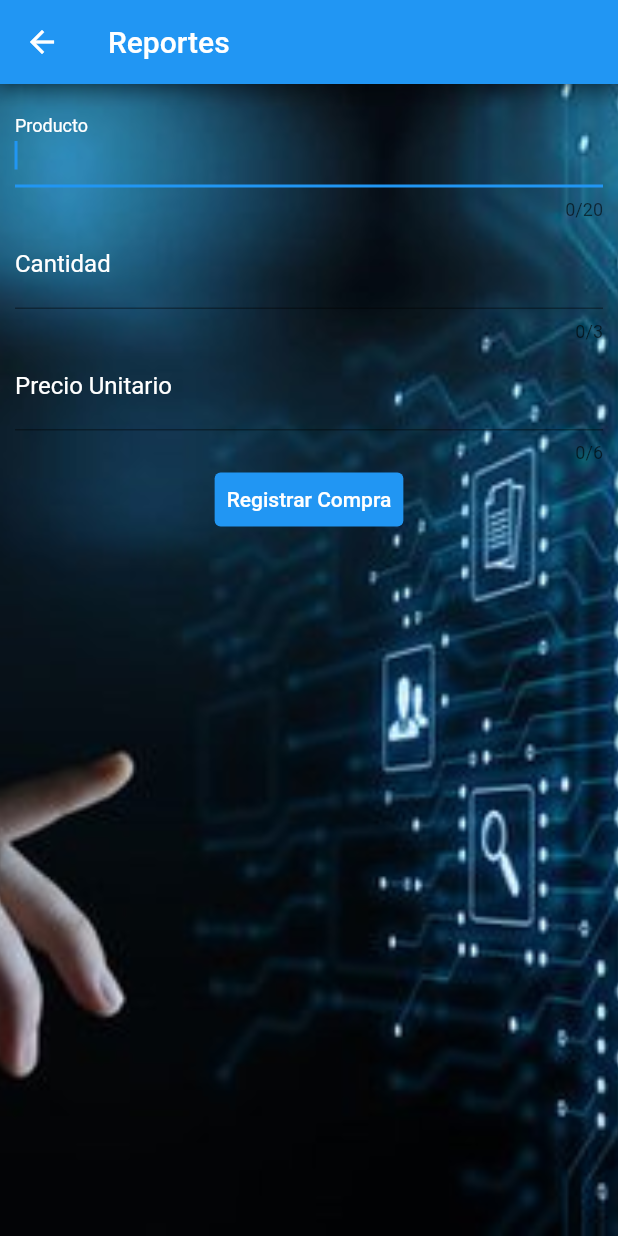
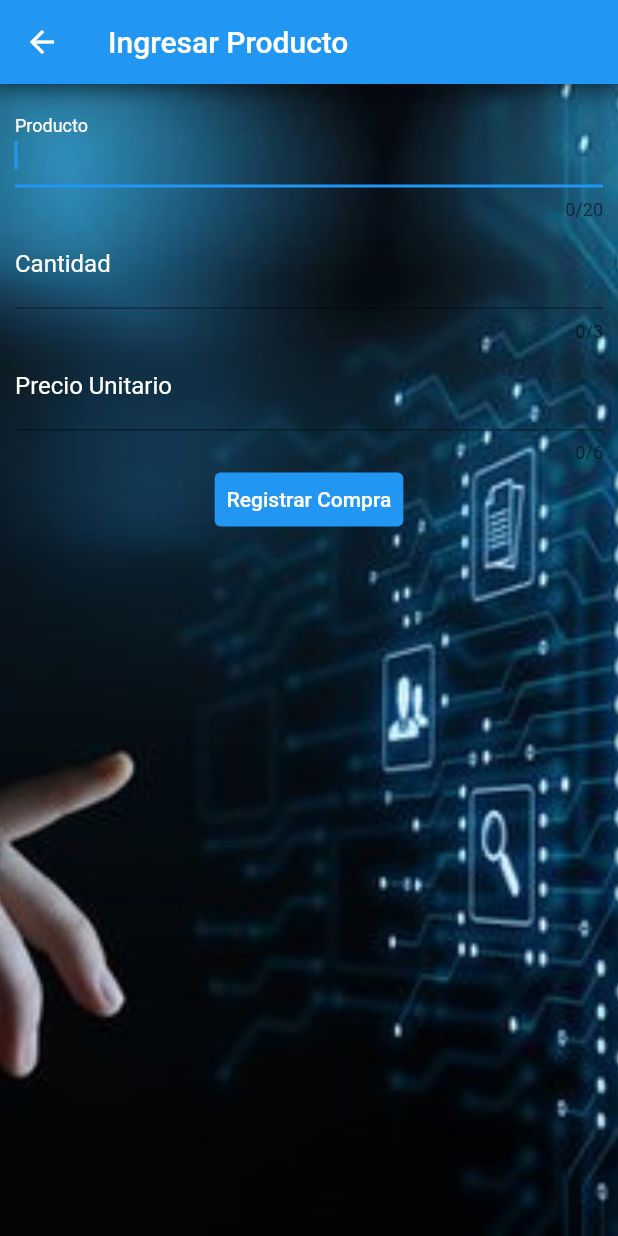
Before and after one commit to Daxerder/Facturarion_APK, a Flutter app: the Crear_Producto screen opened directly, on a phone screen of 412 x 824 dp. Run offline on Flutter 3.47's test engine with Material 2 defaults, Android fonts, the phone set to English and light mode, and no system bars; our stand-ins replace cloud_firestore, firebase_core, firebase_storage, open_file, sqflite, webview_flutter; accounts and stored records are empty.

Commit message:
descripcion productos

```diff
--- a/lib/pag_secundarias/crear_prod.dart
+++ b/lib/pag_secundarias/crear_prod.dart
@@ -26,7 +26,7 @@ class _Crear_Producto extends State<Crear_Producto> {
       child: Scaffold(
         backgroundColor: Colors.transparent,
         appBar: AppBar(
-          title: const Text("Reportes"),
+          title: const Text("Ingresar Producto"),
         ),
         body: SingleChildScrollView(
           child: Padding(
@@ -40,7 +40,7 @@ class _Crear_Producto extends State<Crear_Producto> {
                   decoration: const InputDecoration(
                       labelText: 'Producto',
                       labelStyle: TextStyle(color: Colors.white)),
-                  style: TextStyle(color: Colors.white),
+                  style: const TextStyle(color: Colors.white),
                   controller: _producto,
                   validator: (value) {
                     String text = value.toString();
--- a/lib/pag_secundarias/modf_prod.dart
+++ b/lib/pag_secundarias/modf_prod.dart
@@ -33,7 +33,7 @@ class _Modf_Producto extends State<Modf_Producto> {
       child: Scaffold(
         backgroundColor: Colors.transparent,
         appBar: AppBar(
-          title: const Text("Modificar"),
+          title: const Text("Modificar Producto"),
         ),
         body: Padding(
           padding: const EdgeInsets.symmetric(vertical: 10, horizontal: 10),
--- a/lib/pages/generar.dart
+++ b/lib/pages/generar.dart
@@ -527,10 +527,10 @@ class _Generar extends State<Generar> {
                     Row(
                       children: const <Widget>[
                         Expanded(
-                          child: Text("remover", textAlign: TextAlign.center),
+                          child: Text("Eliminar", textAlign: TextAlign.center),
                         ),
                         Expanded(
-                          child: Text("modificar", textAlign: TextAlign.center),
+                          child: Text("Modificar", textAlign: TextAlign.center),
                         ),
                       ],
                     ),
```
